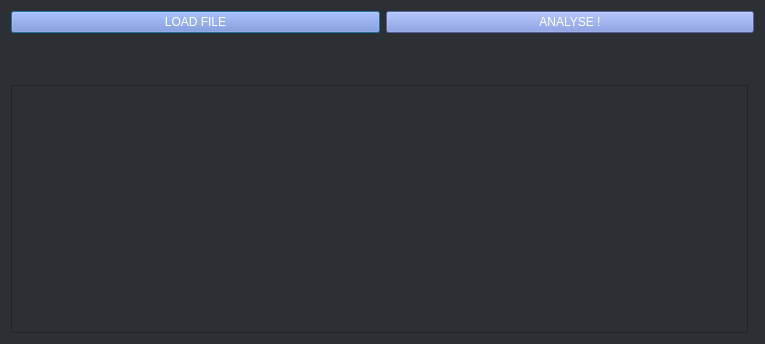
Old version of the form processanalyser.ui in the repository keowu/hakudetector.
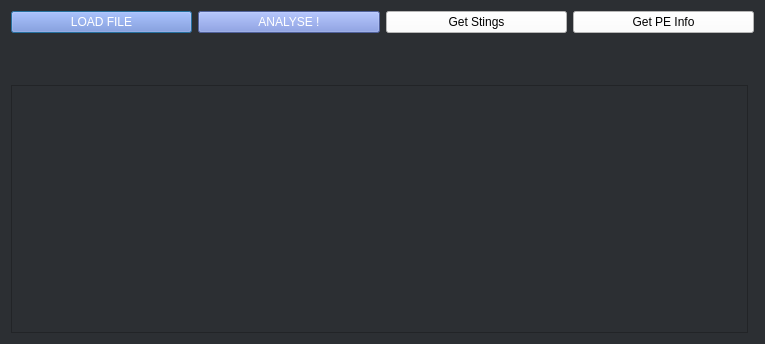
New version of the form.

```diff
--- a/processanalyser.ui
+++ b/processanalyser.ui
@@ -20,7 +20,7 @@
   <layout class="QGridLayout" name="gridLayout">
    <item row="0" column="0" colspan="2">
     <layout class="QGridLayout" name="gridLayout_2">
-     <item row="0" column="0">
+     <item row="0" column="1">
       <widget class="QPushButton" name="pushButton">
        <property name="styleSheet">
         <string notr="true">background-color: #7289da;
@@ -31,7 +31,18 @@
        </property>
       </widget>
      </item>
-     <item row="0" column="1">
+     <item row="0" column="3">
+      <widget class="QPushButton" name="pushButton_3">
+       <property name="styleSheet">
+        <string notr="true">background-color: white;
+color: black;</string>
+       </property>
+       <property name="text">
+        <string>Get Stings</string>
+       </property>
+      </widget>
+     </item>
+     <item row="0" column="2">
       <widget class="QPushButton" name="pushButton_2">
        <property name="styleSheet">
         <string notr="true">background-color: #7289da;
@@ -42,6 +53,17 @@
        </property>
       </widget>
      </item>
+     <item row="0" column="4">
+      <widget class="QPushButton" name="pushButton_4">
+       <property name="styleSheet">
+        <string notr="true">background-color: white;
+color: black;</string>
+       </property>
+       <property name="text">
+        <string>Get PE Info</string>
+       </property>
+      </widget>
+     </item>
     </layout>
    </item>
    <item row="1" column="0">
```
Left out of the diff: 40 changed lines with no effect on the pictures.
